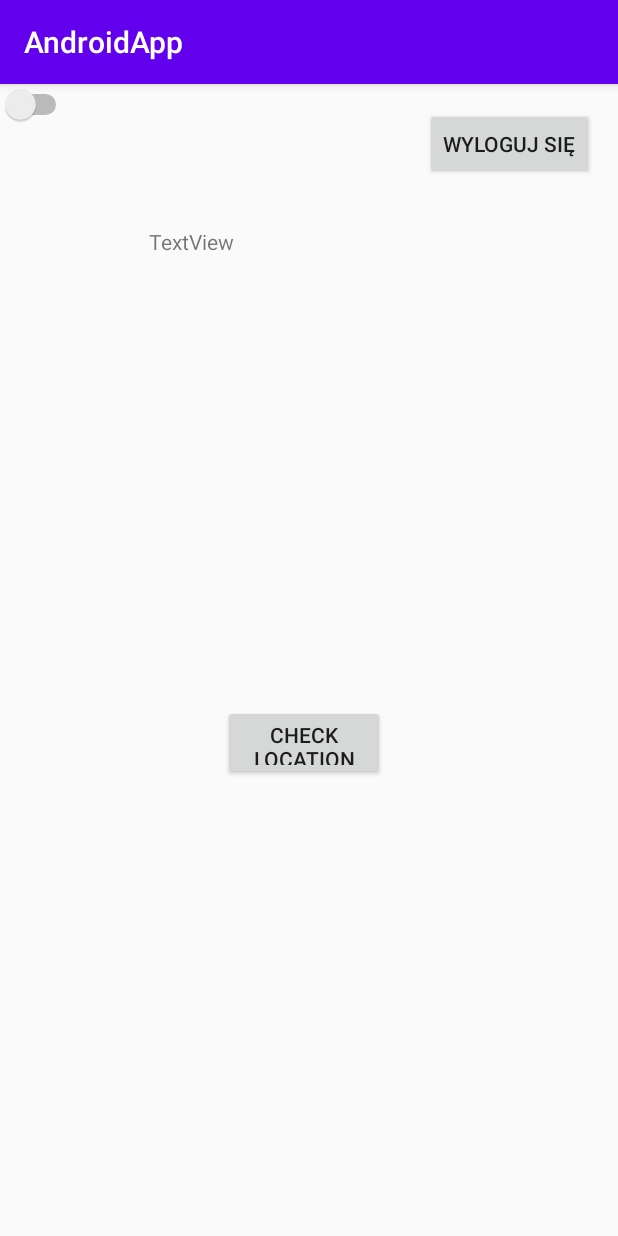
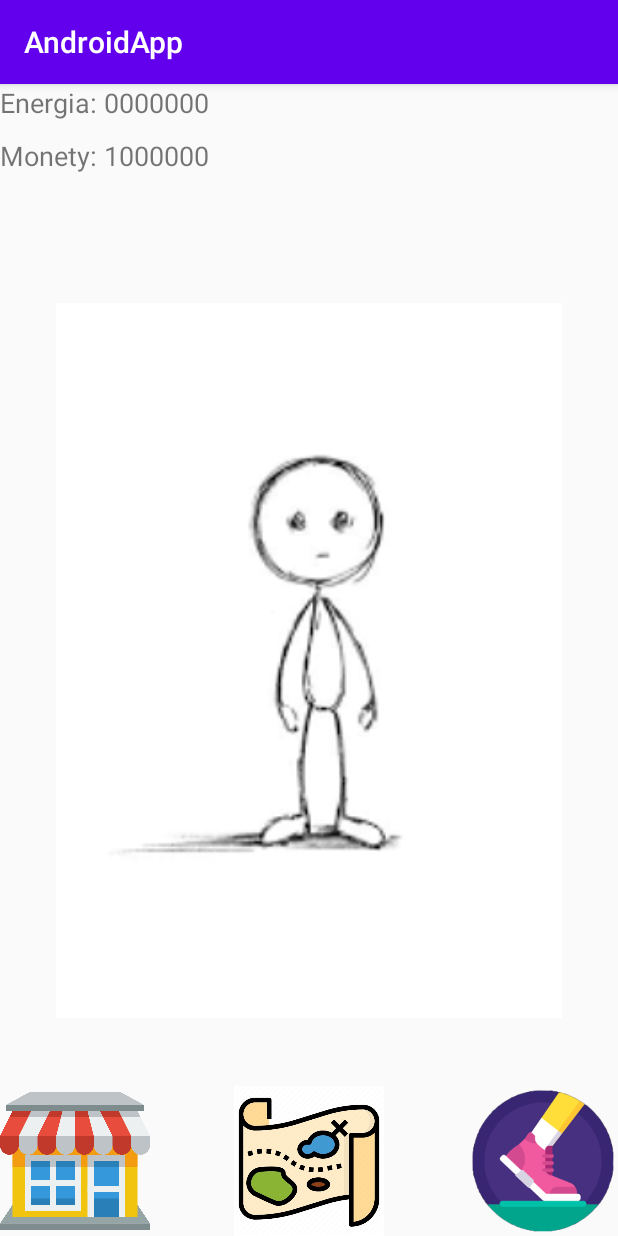
Before and after one commit to Michalas-Jomi/AndroidApp, an Android app: the screen it shows after launch once a user with an empty profile is signed in (UserProfile before the commit, ProfileActivity after it), on a phone screen of 412 x 824 dp. Run offline under Robolectric (Android 15) with nearby library versions, the phone set to English and light mode, and no system bars; our stand-ins replace Firebase (no records; nobody signed in at launch, a user with empty details on screens opened directly); 4 statements that could not run were skipped.

Commit message:
ProfileActivity

```diff
--- a/app/src/main/AndroidManifest.xml
+++ b/app/src/main/AndroidManifest.xml
@@ -21,6 +21,7 @@
                 android:name=".RegisterActivity"
                 android:label="@string/title_activity_login">
         </activity>
+        <activity android:name=".ProfileActivity"/>
         <activity android:name=".UserProfile"/>
         <activity android:name=".ForgotActivity"/>
         <activity android:name=".LoginActivity"/>
--- a/app/src/main/java/me/jomi/androidapp/MainActivity.java
+++ b/app/src/main/java/me/jomi/androidapp/MainActivity.java
@@ -3,6 +3,7 @@ package me.jomi.androidapp;
 import android.content.Context;
 import android.location.LocationManager;
 import android.os.Bundle;
+import android.view.View;
 import androidx.appcompat.app.AppCompatActivity;
 import me.jomi.androidapp.api.Api;
 import me.jomi.androidapp.listeners.AuthStateListener;
@@ -39,6 +40,7 @@ public class MainActivity extends AppCompatActivity  {
         locListener = new LocListener();
         stepsListener = new StepsListener();
         locationManager = (LocationManager) getSystemService(Context.LOCATION_SERVICE);
+
 /*
         Api.database.getReference().child("Users").get().addOnCompleteListener(new OnCompleteListener<DataSnapshot>() {
             @Override
--- /dev/null
+++ b/app/src/main/java/me/jomi/androidapp/ProfileActivity.java
@@ -0,0 +1,157 @@
+package me.jomi.androidapp;
+
+import android.content.Intent;
+import android.os.Bundle;
+import android.view.View;
+import android.widget.ImageView;
+import android.widget.TextView;
+import androidx.annotation.NonNull;
+import androidx.appcompat.app.AppCompatActivity;
+import androidx.core.app.ActivityCompat;
+import com.google.android.gms.tasks.OnCompleteListener;
+import com.google.android.gms.tasks.Task;
+import com.google.firebase.database.DataSnapshot;
+import me.jomi.androidapp.api.Api;
+import me.jomi.androidapp.model.Clothes;
+import me.jomi.androidapp.model.User;
+
+public class ProfileActivity extends AppCompatActivity implements View.OnClickListener {
+
+    // Info
+    TextView moneyView;
+    TextView energyView;
+
+    // Hero
+    ImageView heroView;
+
+    // Clothes
+    ImageView dressView;
+    ImageView pantsView;
+
+    // Buttons
+    ImageView shopView;
+    ImageView gamesView;
+    ImageView realActivityView;
+
+
+    @Override
+    protected void onCreate(Bundle savedInstanceState) {
+        super.onCreate(savedInstanceState);
+
+        setContentView(R.layout.activity_profile);
+
+        moneyView  = findViewById(R.id.profile_money_TextView);
+        energyView = findViewById(R.id.profile_energy_TextView);
+        heroView   = findViewById(R.id.profile_hero_ImageView);
+        dressView  = findViewById(R.id.profile_cloth_dress_ImageView);
+        pantsView  = findViewById(R.id.profile_cloth_pants_ImageView);
+
+        shopView         = findViewById(R.id.profile_shop_ImageView);
+        gamesView        = findViewById(R.id.profile_games_ImageView);
+        realActivityView = findViewById(R.id.profile_realActivity_ImageView);
+
+        shopView.setOnClickListener(this);
+        gamesView.setOnClickListener(this);
+        realActivityView.setOnClickListener(this);
+
+        refreshAll();
+    }
+    @Override
+    public void onClick(View v) {
+        if (v.getId() == shopView.getId()) {
+            // TODO shop
+        } else if (v.getId() == gamesView.getId()) {
+            // TODO games
+        } else if (v.getId() == realActivityView.getId()) {
+            startActivity(new Intent(this, UserProfile.class));
+        } else {
+            System.err.println("Nieznane View w ProfileActivity " + v);
+        }
+    }
+
+
+
+    public void refreshAll() {
+        Api.getUser().get().addOnCompleteListener(new OnCompleteListener<DataSnapshot>() {
+            @Override
+            public void onComplete(@NonNull Task<DataSnapshot> task) {
+                if (task.isSuccessful()) {
+                    System.out.println(task.getResult().getValue());
+                    System.out.println(task.getResult().getValue().getClass());
+                    refreshAll(task.getResult().getValue(User.class));
+                }
+            }
+        });
+    }
+    private void refreshAll(User user) {
+        moneyView.setText("Monety: " + user.getMoney());
+        energyView.setText("Energia: " + user.getEnergy());
+        dressUp(user.getClothes());
+    }
+    public void refreshMoney() {
+        refresh(moneyView, "Monety", "money", int.class);
+    }
+    public void refreshEnergy() {
+        refresh(energyView, "Energia", "energy", float.class);
+    }
+    private void refresh(final TextView view, final String prefix, String child, final Class<?> clazz) {
+        Api.getUser().child(child).get().addOnCompleteListener(new OnCompleteListener<DataSnapshot>() {
+            @Override
+            public void onComplete(@NonNull Task<DataSnapshot> task) {
+                if (task.isSuccessful()) {
+                    view.setText(prefix + ": " + task.getResult().getValue(clazz));
+                }
+            }
+        });
+    }
+
+
+    /**
+     * Ubiera bohatera w ubrania znelezione w bazie
+     */
+    public void dressUp() {
+        Api.getUser().child("clothes").get().addOnCompleteListener(new OnCompleteListener<DataSnapshot>() {
+            @Override
+            public void onComplete(@NonNull Task<DataSnapshot> task) {
+                if (task.isSuccessful()) {
+                    Clothes clothes = task.getResult().getValue(Clothes.class);
+                    dressUp(clothes);
+                }
+            }
+        });
+    }
+
+    /**
+     * Ubiera bohatera w podane ubrania
+     *
+     * @param clothes ubrania w które ma się ubrać
+     */
+    public void dressUp(Clothes clothes) {
+        dressUp(pantsView, "pants", clothes.getPants());
+        dressUp(dressView, "dress", clothes.getDress());
+    }
+    /**
+     * Ustawia odpowidni obrazek (z /res/drawable wybiera ten o nazwie prefix + version) </br>
+     * jeśli {@code version == 0} ukrywa view
+     *
+     * @param view na którym będzie zakładane ubranie
+     * @param prefix nazwy w /res/drawable
+     * @param version numer dodany po nazwie (bez spacji) w /res/drawable
+     */
+    private void dressUp(ImageView view, String prefix, int version) {
+        if (version == 0)
+            view.setVisibility(ImageView.INVISIBLE);
+        else {
+            int id = -1;
+            try {
+                id = (int) R.drawable.class.getDeclaredField(prefix + version).get(null);
+            } catch (NoSuchFieldException e) {
+                e.printStackTrace();
+            } catch (IllegalAccessException e) {
+                e.printStackTrace();
+            }
+            view.setImageDrawable(ActivityCompat.getDrawable(this, id));
+            view.setVisibility(ImageView.VISIBLE);
+        }
+    }
+}
--- a/app/src/main/java/me/jomi/androidapp/listeners/AuthStateListener.java
+++ b/app/src/main/java/me/jomi/androidapp/listeners/AuthStateListener.java
@@ -2,24 +2,19 @@ package me.jomi.androidapp.listeners;
 
 import android.content.Intent;
 import android.widget.Toast;
-import androidx.annotation.NonNull;
 import com.google.android.gms.tasks.OnCompleteListener;
 import com.google.android.gms.tasks.Task;
 import com.google.firebase.auth.FirebaseAuth;
 import com.google.firebase.auth.FirebaseUser;
 import com.google.firebase.database.DataSnapshot;
-import com.google.firebase.database.DatabaseError;
-import com.google.firebase.database.DatabaseReference;
-import com.google.firebase.database.ValueEventListener;
 import me.jomi.androidapp.LoginActivity;
 import me.jomi.androidapp.MainActivity;
+import me.jomi.androidapp.ProfileActivity;
 import me.jomi.androidapp.UserProfile;
 import me.jomi.androidapp.api.Api;
+import me.jomi.androidapp.model.Clothes;
 import me.jomi.androidapp.model.Location;
 import me.jomi.androidapp.model.User;
-
-import java.util.ArrayList;
-import java.util.List;
 
 public class AuthStateListener implements FirebaseAuth.AuthStateListener {
     @Override
@@ -32,7 +27,7 @@ public class AuthStateListener implements FirebaseAuth.AuthStateListener {
         }
 
         if (user != null && user.isEmailVerified()) {
-            MainActivity.instance.startActivity(new Intent(MainActivity.instance, UserProfile.class));
+            MainActivity.instance.startActivity(new Intent(MainActivity.instance, ProfileActivity.class));
             MainActivity.instance.finish(); // niszczy instancje, nie mozna juz do niej wrocic.
 
             Api.getUser().get().addOnCompleteListener(new OnCompleteListener<DataSnapshot>() {
@@ -40,8 +35,7 @@ public class AuthStateListener implements FirebaseAuth.AuthStateListener {
                 public void onComplete(Task<DataSnapshot> task) {
                     if(task.isSuccessful()){
                         if(!task.getResult().exists())
-                            Api.database.getReference().child("users").child(Api.auth.getCurrentUser().getUid())
-                                    .setValue(new User(0, new Location((double) 0, (double) 0)));
+                            Api.getUser().setValue(new User(0, 100, new Location((double) 0, (double) 0), new Clothes(0, 0)));
                     }
                 }
             });
--- /dev/null
+++ b/app/src/main/java/me/jomi/androidapp/model/Clothes.java
@@ -0,0 +1,20 @@
+package me.jomi.androidapp.model;
+
+public class Clothes {
+    private int pants;
+    private int dress;
+
+    public Clothes() {
+    }
+    public Clothes(int pants, int dress) {
+        this.pants = pants;
+        this.dress = dress;
+    }
+
+    public int getDress() {
+        return dress;
+    }
+    public int getPants() {
+        return pants;
+    }
+}
--- a/app/src/main/java/me/jomi/androidapp/model/Location.java
+++ b/app/src/main/java/me/jomi/androidapp/model/Location.java
@@ -7,6 +7,8 @@ public class Location {
     private double latitude;
     private double longitude;
 
+    public Location() {
+    }
     public Location(double latitude, double longitude) {
         this.latitude = latitude;
         this.longitude = longitude;
--- a/app/src/main/java/me/jomi/androidapp/model/User.java
+++ b/app/src/main/java/me/jomi/androidapp/model/User.java
@@ -3,19 +3,33 @@ package me.jomi.androidapp.model;
 public class User {
 
     private float energy;
+    private int money;
     private Location location;
+    private Clothes clothes;
 
-    public User(float energy, Location location) {
+
+    public User() {
+    }
+    public User(float energy, int money, Location location, Clothes clothes) {
         this.energy = energy;
+        this.money = money;
         this.location = location;
-
+        this.clothes = clothes;
     }
 
     public float getEnergy() {
         return energy;
     }
 
+    public int getMoney() {
+        return money;
+    }
+
     public Location getLocation() {
         return location;
     }
+
+    public Clothes getClothes() {
+        return clothes;
+    }
 }
--- /dev/null
+++ b/app/src/main/res/layout/activity_profile.xml
@@ -0,0 +1,58 @@
+<?xml version="1.0" encoding="utf-8"?>
+<androidx.constraintlayout.widget.ConstraintLayout xmlns:android="http://schemas.android.com/apk/res/android"
+                                                   xmlns:app="http://schemas.android.com/apk/res-auto"
+                                                   xmlns:tools="http://schemas.android.com/tools" android:layout_width="match_parent"
+                                                   android:layout_height="match_parent">
+
+    <ImageView
+            android:layout_width="337dp"
+            android:layout_height="651dp" app:srcCompat="@drawable/hero" android:id="@+id/profile_hero_ImageView"
+            app:layout_constraintBottom_toBottomOf="parent"
+            app:layout_constraintTop_toTopOf="parent" app:layout_constraintEnd_toEndOf="parent"
+            app:layout_constraintStart_toStartOf="parent"/>
+    <ImageView
+            android:layout_width="100dp"
+            android:layout_height="100dp" app:srcCompat="@drawable/games_icon"
+            android:id="@+id/profile_games_ImageView"
+            app:layout_constraintBottom_toBottomOf="parent" app:layout_constraintEnd_toStartOf="@+id/profile_realActivity_ImageView"
+            app:layout_constraintStart_toEndOf="@+id/profile_shop_ImageView"/>
+    <ImageView
+            android:layout_width="100dp"
+            android:layout_height="100dp" app:srcCompat="@drawable/real_activity_icon"
+            android:id="@+id/profile_realActivity_ImageView"
+            app:layout_constraintEnd_toEndOf="parent" app:layout_constraintBottom_toBottomOf="parent"/>
+    <ImageView
+            android:layout_width="100dp"
+            android:layout_height="100dp" app:srcCompat="@drawable/shop_icon"
+            android:id="@+id/profile_shop_ImageView"
+            app:layout_constraintBottom_toBottomOf="parent" app:layout_constraintStart_toStartOf="parent"/>
+    <ImageView
+            android:layout_width="81dp"
+            android:layout_height="222dp" app:srcCompat="@drawable/dress1" android:id="@+id/profile_cloth_dress_ImageView"
+            app:layout_constraintTop_toTopOf="@+id/profile_hero_ImageView"
+            app:layout_constraintBottom_toBottomOf="@+id/profile_hero_ImageView"
+            app:layout_constraintStart_toStartOf="@+id/profile_hero_ImageView"
+            app:layout_constraintEnd_toEndOf="@+id/profile_hero_ImageView" app:layout_constraintHorizontal_bias="0.535"
+            app:layout_constraintVertical_bias="0.58" android:visibility="invisible"/>
+    <ImageView
+            android:layout_width="73dp"
+            android:layout_height="103dp" app:srcCompat="@drawable/pants2" android:id="@+id/profile_cloth_pants_ImageView"
+            app:layout_constraintBottom_toBottomOf="@+id/profile_hero_ImageView"
+            app:layout_constraintTop_toTopOf="@+id/profile_hero_ImageView"
+            app:layout_constraintEnd_toEndOf="@+id/profile_hero_ImageView"
+            app:layout_constraintStart_toStartOf="@+id/profile_hero_ImageView"
+            app:layout_constraintHorizontal_bias="0.518" app:layout_constraintVertical_bias="0.614"
+            android:visibility="invisible"/>
+    <TextView
+            android:text="Energia: 0000000"
+            android:layout_width="wrap_content"
+            android:layout_height="35dp" android:id="@+id/profile_energy_TextView"
+            app:layout_constraintTop_toTopOf="parent" app:layout_constraintStart_toStartOf="parent"
+            android:textSize="18sp"/>
+    <TextView
+            android:text="Monety: 1000000"
+            android:layout_width="wrap_content"
+            android:layout_height="35dp" android:id="@+id/profile_money_TextView"
+            app:layout_constraintTop_toBottomOf="@+id/profile_energy_TextView"
+            app:layout_constraintStart_toStartOf="parent" android:textSize="18sp"/>
+</androidx.constraintlayout.widget.ConstraintLayout>
--- a/build.gradle
+++ b/build.gradle
@@ -6,7 +6,7 @@ buildscript {
         mavenCentral()
     }
     dependencies {
-        classpath "com.android.tools.build:gradle:4.0.0"
+        classpath 'com.android.tools.build:gradle:4.1.1'
         classpath 'com.google.gms:google-services:4.3.5'
         // NOTE: Do not place your application dependencies here; they belong
         // in the individual module build.gradle files
```
Also changed, not shown: app/src/main/java/me/jomi/androidapp/LoginActivity.java (+0 -7 lines), app/src/main/java/me/jomi/androidapp/listeners/StepsListener.java (+4 -7 lines), app/src/main/res/drawable/dress1.png (added), app/src/main/res/drawable/games_icon.png (added), app/src/main/res/drawable/hero.png (added), app/src/main/res/drawable/pants1.png (added), app/src/main/res/drawable/pants2.png (added), app/src/main/res/drawable/real_activity_icon.png (added), app/src/main/res/drawable/shop_icon.png (added), gradle/wrapper/gradle-wrapper.properties.
